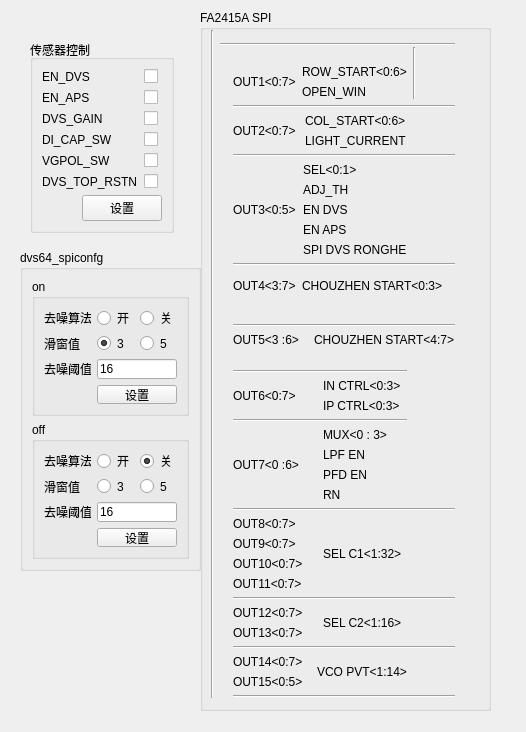
The window that child_window/command_window.ui (3137959601/usb_udp_video_transmission2) describes before a commit, drawn with Qt 5.
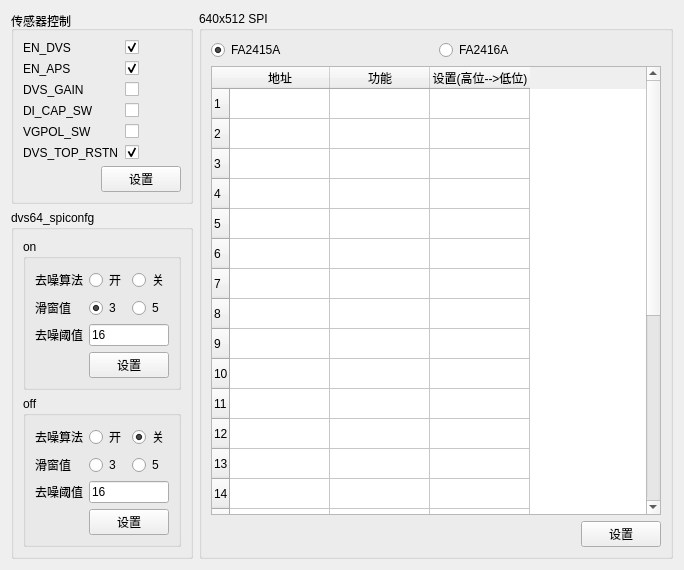
The same window after the commit.

```diff
--- a/child_window/command_window.ui
+++ b/child_window/command_window.ui
@@ -6,22 +6,20 @@
    <rect>
     <x>0</x>
     <y>0</y>
-    <width>526</width>
-    <height>732</height>
+    <width>672</width>
+    <height>542</height>
    </rect>
   </property>
   <property name="windowTitle">
    <string>Form</string>
   </property>
+  <layout class="QGridLayout" name="gridLayout_5">
+   <item row="0" column="0">
+    <layout class="QGridLayout" name="gridLayout_4">
+     <item row="0" column="0">
+      <layout class="QVBoxLayout" name="verticalLayout">
+       <item>
   <widget class="QGroupBox" name="groupBox">
-   <property name="geometry">
-    <rect>
-     <x>30</x>
-     <y>40</y>
-     <width>144</width>
-     <height>193</height>
-    </rect>
-   </property>
    <property name="title">
     <string>传感器控制</string>
    </property>
@@ -40,6 +38,9 @@
         <property name="text">
          <string/>
         </property>
+              <property name="checked">
+               <bool>true</bool>
+              </property>
         <property name="tristate">
          <bool>false</bool>
         </property>
@@ -57,6 +58,9 @@
         <property name="text">
          <string/>
         </property>
+              <property name="checked">
+               <bool>true</bool>
+              </property>
        </widget>
       </item>
       <item row="2" column="0">
@@ -113,6 +117,9 @@
         <property name="text">
          <string/>
         </property>
+              <property name="checked">
+               <bool>true</bool>
+              </property>
        </widget>
       </item>
      </layout>
@@ -139,416 +146,9 @@
     </item>
    </layout>
   </widget>
-  <widget class="QGroupBox" name="groupBox_2">
-   <property name="geometry">
-    <rect>
-     <x>200</x>
-     <y>10</y>
-     <width>291</width>
-     <height>701</height>
-    </rect>
-   </property>
-   <property name="title">
-    <string>FA2415A SPI</string>
-   </property>
-   <widget class="QWidget" name="layoutWidget">
-    <property name="geometry">
-     <rect>
-      <x>11</x>
-      <y>20</y>
-      <width>244</width>
-      <height>668</height>
-     </rect>
-    </property>
-    <layout class="QGridLayout" name="gridLayout_13">
-     <item row="0" column="0" rowspan="28">
-      <widget class="Line" name="line_12">
-       <property name="orientation">
-        <enum>Qt::Vertical</enum>
-       </property>
-      </widget>
-     </item>
-     <item row="0" column="1" rowspan="2" colspan="4">
-      <widget class="Line" name="line_13">
-       <property name="orientation">
-        <enum>Qt::Horizontal</enum>
-       </property>
-      </widget>
-     </item>
-     <item row="1" column="3" rowspan="2" colspan="2">
-      <widget class="Line" name="line_11">
-       <property name="orientation">
-        <enum>Qt::Vertical</enum>
-       </property>
-      </widget>
-     </item>
-     <item row="2" column="2">
-      <layout class="QGridLayout" name="gridLayout_3">
-       <item row="0" column="0" rowspan="2">
-        <widget class="QLabel" name="label_7">
-         <property name="text">
-          <string>OUT1&lt;0:7&gt;</string>
-         </property>
-        </widget>
-       </item>
-       <item row="0" column="1">
-        <widget class="QLabel" name="label_22">
-         <property name="text">
-          <string>ROW_START&lt;0:6&gt;</string>
-         </property>
-        </widget>
-       </item>
-       <item row="1" column="1">
-        <widget class="QLabel" name="label_23">
-         <property name="text">
-          <string>OPEN_WIN</string>
-         </property>
-        </widget>
-       </item>
-      </layout>
-     </item>
-     <item row="3" column="2" colspan="3">
-      <widget class="Line" name="line">
-       <property name="orientation">
-        <enum>Qt::Horizontal</enum>
-       </property>
-      </widget>
-     </item>
-     <item row="4" column="2" rowspan="2">
-      <layout class="QGridLayout" name="gridLayout_4">
-       <item row="1" column="1">
-        <widget class="QLabel" name="label_25">
-         <property name="text">
-          <string>LIGHT_CURRENT</string>
-         </property>
-        </widget>
-       </item>
-       <item row="0" column="1">
-        <widget class="QLabel" name="label_24">
-         <property name="text">
-          <string>COL_START&lt;0:6&gt;</string>
-         </property>
-        </widget>
-       </item>
-       <item row="0" column="0" rowspan="2">
-        <widget class="QLabel" name="label_8">
-         <property name="text">
-          <string>OUT2&lt;0:7&gt;</string>
-         </property>
-        </widget>
-       </item>
-      </layout>
-     </item>
-     <item row="6" column="2" colspan="3">
-      <widget class="Line" name="line_2">
-       <property name="orientation">
-        <enum>Qt::Horizontal</enum>
-       </property>
-      </widget>
-     </item>
-     <item row="7" column="2" rowspan="2">
-      <layout class="QGridLayout" name="gridLayout_5">
-       <item row="0" column="1">
-        <widget class="QLabel" name="label_26">
-         <property name="text">
-          <string>SEL&lt;0:1&gt;</string>
-         </property>
-        </widget>
-       </item>
-       <item row="1" column="1">
-        <widget class="QLabel" name="label_29">
-         <property name="text">
-          <string>ADJ_TH</string>
-         </property>
-        </widget>
-       </item>
-       <item row="2" column="0">
-        <widget class="QLabel" name="label_9">
-         <property name="text">
-          <string>OUT3&lt;0:5&gt;</string>
-         </property>
-        </widget>
-       </item>
-       <item row="2" column="1">
-        <widget class="QLabel" name="label_28">
-         <property name="text">
-          <string>EN DVS</string>
-         </property>
-        </widget>
-       </item>
-       <item row="3" column="1">
-        <widget class="QLabel" name="label_27">
-         <property name="text">
-          <string>EN APS</string>
-         </property>
-        </widget>
-       </item>
-       <item row="4" column="1">
-        <widget class="QLabel" name="label_30">
-         <property name="text">
-          <string>SPI DVS RONGHE</string>
-         </property>
-        </widget>
-       </item>
-      </layout>
-     </item>
-     <item row="9" column="2" colspan="3">
-      <widget class="Line" name="line_3">
-       <property name="orientation">
-        <enum>Qt::Horizontal</enum>
-       </property>
-      </widget>
-     </item>
-     <item row="10" column="2" rowspan="2" colspan="2">
-      <layout class="QGridLayout" name="gridLayout_6">
-       <item row="0" column="0">
-        <widget class="QLabel" name="label_10">
-         <property name="text">
-          <string>OUT4&lt;3:7&gt;</string>
-         </property>
-        </widget>
-       </item>
-       <item row="0" column="1">
-        <widget class="QLabel" name="label_33">
-         <property name="text">
-          <string>CHOUZHEN START&lt;0:3&gt;</string>
-         </property>
-        </widget>
-       </item>
-      </layout>
-     </item>
-     <item row="13" column="2" colspan="3">
-      <widget class="Line" name="line_4">
-       <property name="orientation">
-        <enum>Qt::Horizontal</enum>
-       </property>
-      </widget>
-     </item>
-     <item row="14" column="2" colspan="3">
-      <layout class="QGridLayout" name="gridLayout_7">
-       <item row="0" column="0">
-        <widget class="QLabel" name="label_11">
-         <property name="text">
-          <string>OUT5&lt;3 :6&gt;</string>
-         </property>
-        </widget>
-       </item>
-       <item row="0" column="1">
-        <widget class="QLabel" name="label_32">
-         <property name="text">
-          <string>CHOUZHEN START&lt;4:7&gt;</string>
-         </property>
-        </widget>
-       </item>
-      </layout>
-     </item>
-     <item row="16" column="2">
-      <layout class="QGridLayout" name="gridLayout_12">
-       <item row="1" column="1">
-        <widget class="QLabel" name="label_31">
-         <property name="text">
-          <string>IN CTRL&lt;0:3&gt;</string>
-         </property>
-        </widget>
-       </item>
-       <item row="1" column="0" rowspan="2">
-        <widget class="QLabel" name="label_12">
-         <property name="text">
-          <string>OUT6&lt;0:7&gt;</string>
-         </property>
-        </widget>
-       </item>
-       <item row="2" column="1">
-        <widget class="QLabel" name="label_34">
-         <property name="text">
-          <string>IP CTRL&lt;0:3&gt;</string>
-         </property>
-        </widget>
-       </item>
-       <item row="0" column="0" colspan="2">
-        <widget class="Line" name="line_5">
-         <property name="orientation">
-          <enum>Qt::Horizontal</enum>
-         </property>
-        </widget>
-       </item>
-       <item row="3" column="0" colspan="2">
-        <widget class="Line" name="line_6">
-         <property name="orientation">
-          <enum>Qt::Horizontal</enum>
-         </property>
-        </widget>
-       </item>
-      </layout>
-     </item>
-     <item row="17" column="2">
-      <layout class="QGridLayout" name="gridLayout_8">
-       <item row="3" column="1">
-        <widget class="QLabel" name="label_40">
-         <property name="text">
-          <string>RN</string>
-         </property>
-        </widget>
-       </item>
-       <item row="1" column="1">
-        <widget class="QLabel" name="label_36">
-         <property name="text">
-          <string>LPF EN</string>
-         </property>
-        </widget>
-       </item>
-       <item row="1" column="0" rowspan="2">
-        <widget class="QLabel" name="label_13">
-         <property name="text">
-          <string>OUT7&lt;0 :6&gt;</string>
-         </property>
-        </widget>
-       </item>
-       <item row="2" column="1">
-        <widget class="QLabel" name="label_35">
-         <property name="text">
-          <string>PFD EN</string>
-         </property>
-        </widget>
-       </item>
-       <item row="0" column="1">
-        <widget class="QLabel" name="label_37">
-         <property name="text">
-          <string>MUX&lt;0 : 3&gt;</string>
-         </property>
-        </widget>
-       </item>
-      </layout>
-     </item>
-     <item row="18" column="2" colspan="3">
-      <widget class="Line" name="line_7">
-       <property name="orientation">
-        <enum>Qt::Horizontal</enum>
-       </property>
-      </widget>
-     </item>
-     <item row="19" column="2" rowspan="2">
-      <layout class="QGridLayout" name="gridLayout_9">
-       <item row="0" column="0">
-        <widget class="QLabel" name="label_14">
-         <property name="text">
-          <string>OUT8&lt;0:7&gt;</string>
-         </property>
-        </widget>
-       </item>
-       <item row="3" column="0">
-        <widget class="QLabel" name="label_17">
-         <property name="text">
-          <string>OUT11&lt;0:7&gt;</string>
-         </property>
-        </widget>
-       </item>
-       <item row="2" column="0">
-        <widget class="QLabel" name="label_16">
-         <property name="text">
-          <string>OUT10&lt;0:7&gt;</string>
-         </property>
-        </widget>
-       </item>
-       <item row="1" column="0">
-        <widget class="QLabel" name="label_15">
-         <property name="text">
-          <string>OUT9&lt;0:7&gt;</string>
-         </property>
-        </widget>
-       </item>
-       <item row="1" column="1" rowspan="2">
-        <widget class="QLabel" name="label_38">
-         <property name="text">
-          <string>SEL C1&lt;1:32&gt;</string>
-         </property>
-        </widget>
-       </item>
-      </layout>
-     </item>
-     <item row="21" column="2" colspan="3">
-      <widget class="Line" name="line_8">
-       <property name="orientation">
-        <enum>Qt::Horizontal</enum>
-       </property>
-      </widget>
-     </item>
-     <item row="22" column="2" rowspan="2">
-      <layout class="QGridLayout" name="gridLayout_10">
-       <item row="1" column="0">
-        <widget class="QLabel" name="label_19">
-         <property name="text">
-          <string>OUT13&lt;0:7&gt;</string>
-         </property>
-        </widget>
-       </item>
-       <item row="0" column="0">
-        <widget class="QLabel" name="label_18">
-         <property name="text">
-          <string>OUT12&lt;0:7&gt;</string>
-         </property>
-        </widget>
-       </item>
-       <item row="0" column="1" rowspan="2">
-        <widget class="QLabel" name="label_39">
-         <property name="text">
-          <string>SEL C2&lt;1:16&gt;</string>
-         </property>
-        </widget>
-       </item>
-      </layout>
-     </item>
-     <item row="24" column="2" colspan="3">
-      <widget class="Line" name="line_9">
-       <property name="orientation">
-        <enum>Qt::Horizontal</enum>
-       </property>
-      </widget>
-     </item>
-     <item row="25" column="2" rowspan="2">
-      <layout class="QGridLayout" name="gridLayout_11">
-       <item row="0" column="1" rowspan="2">
-        <widget class="QLabel" name="label_41">
-         <property name="text">
-          <string>VCO PVT&lt;1:14&gt;</string>
-         </property>
-        </widget>
-       </item>
-       <item row="1" column="0">
-        <widget class="QLabel" name="label_21">
-         <property name="text">
-          <string>OUT15&lt;0:5&gt;</string>
-         </property>
-        </widget>
-       </item>
-       <item row="0" column="0">
-        <widget class="QLabel" name="label_20">
-         <property name="text">
-          <string>OUT14&lt;0:7&gt;</string>
-         </property>
-        </widget>
-       </item>
-      </layout>
-     </item>
-     <item row="27" column="2" colspan="3">
-      <widget class="Line" name="line_10">
-       <property name="orientation">
-        <enum>Qt::Horizontal</enum>
-       </property>
-      </widget>
-     </item>
-    </layout>
-   </widget>
-  </widget>
+       </item>
+       <item>
   <widget class="QGroupBox" name="groupBox_3">
-   <property name="geometry">
-    <rect>
-     <x>20</x>
-     <y>250</y>
-     <width>181</width>
-     <height>321</height>
-    </rect>
-   </property>
    <property name="title">
     <string>dvs64_spiconfg</string>
    </property>
@@ -760,9 +360,229 @@
     </item>
    </layout>
   </widget>
-  <zorder>groupBox_2</zorder>
-  <zorder>groupBox</zorder>
-  <zorder>groupBox_3</zorder>
+       </item>
+      </layout>
+     </item>
+     <item row="0" column="1">
+      <widget class="QGroupBox" name="groupBox_6">
+       <property name="title">
+        <string>640x512 SPI</string>
+       </property>
+       <layout class="QGridLayout" name="gridLayout_3">
+        <item row="0" column="0">
+         <layout class="QHBoxLayout" name="horizontalLayout_2">
+          <item>
+           <widget class="QRadioButton" name="FA2415ArB">
+            <property name="text">
+             <string>FA2415A</string>
+            </property>
+            <property name="checked">
+             <bool>true</bool>
+            </property>
+           </widget>
+          </item>
+          <item>
+           <widget class="QRadioButton" name="FA2416ArB">
+            <property name="text">
+             <string>FA2416A</string>
+            </property>
+            <property name="checked">
+             <bool>false</bool>
+            </property>
+           </widget>
+          </item>
+         </layout>
+        </item>
+        <item row="1" column="0">
+         <layout class="QGridLayout" name="gridLayout_19">
+          <item row="1" column="0">
+           <layout class="QHBoxLayout" name="horizontalLayout">
+            <item>
+             <spacer name="horizontalSpacer_4">
+              <property name="orientation">
+               <enum>Qt::Horizontal</enum>
+              </property>
+              <property name="sizeHint" stdset="0">
+               <size>
+                <width>40</width>
+                <height>20</height>
+               </size>
+              </property>
+             </spacer>
+            </item>
+            <item>
+             <widget class="QPushButton" name="FA2415ASetpB">
+              <property name="text">
+               <string>设置</string>
+              </property>
+             </widget>
+            </item>
+           </layout>
+          </item>
+          <item row="0" column="0">
+           <widget class="QTableWidget" name="tableCommands">
+            <property name="minimumSize">
+             <size>
+              <width>450</width>
+              <height>0</height>
+             </size>
+            </property>
+            <attribute name="horizontalHeaderCascadingSectionResizes">
+             <bool>false</bool>
+            </attribute>
+            <attribute name="verticalHeaderCascadingSectionResizes">
+             <bool>false</bool>
+            </attribute>
+            <row>
+             <property name="text">
+              <string>1</string>
+             </property>
+            </row>
+            <row>
+             <property name="text">
+              <string>2</string>
+             </property>
+            </row>
+            <row>
+             <property name="text">
+              <string>3</string>
+             </property>
+            </row>
+            <row>
+             <property name="text">
+              <string>4</string>
+             </property>
+            </row>
+            <row>
+             <property name="text">
+              <string>5</string>
+             </property>
+            </row>
+            <row>
+             <property name="text">
+              <string>6</string>
+             </property>
+            </row>
+            <row>
+             <property name="text">
+              <string>7</string>
+             </property>
+            </row>
+            <row>
+             <property name="text">
+              <string>8</string>
+             </property>
+            </row>
+            <row>
+             <property name="text">
+              <string>9</string>
+             </property>
+            </row>
+            <row>
+             <property name="text">
+              <string>10</string>
+             </property>
+            </row>
+            <row>
+             <property name="text">
+              <string>11</string>
+             </property>
+            </row>
+            <row>
+             <property name="text">
+              <string>12</string>
+             </property>
+            </row>
+            <row>
+             <property name="text">
+              <string>13</string>
+             </property>
+            </row>
+            <row>
+             <property name="text">
+              <string>14</string>
+             </property>
+            </row>
+            <row>
+             <property name="text">
+              <string>15</string>
+             </property>
+            </row>
+            <row>
+             <property name="text">
+              <string>16</string>
+             </property>
+            </row>
+            <row>
+             <property name="text">
+              <string>17</string>
+             </property>
+            </row>
+            <row>
+             <property name="text">
+              <string>18</string>
+             </property>
+            </row>
+            <row>
+             <property name="text">
+              <string>19</string>
+             </property>
+            </row>
+            <row>
+             <property name="text">
+              <string>20</string>
+             </property>
+            </row>
+            <row>
+             <property name="text">
+              <string>21</string>
+             </property>
+            </row>
+            <row>
+             <property name="text">
+              <string>22</string>
+             </property>
+            </row>
+            <row>
+             <property name="text">
+              <string>23</string>
+             </property>
+            </row>
+            <row>
+             <property name="text">
+              <string>24</string>
+             </property>
+            </row>
+            <row>
+             <property name="text">
+              <string>25</string>
+             </property>
+            </row>
+            <column>
+             <property name="text">
+              <string>地址</string>
+             </property>
+            </column>
+            <column>
+             <property name="text">
+              <string>功能</string>
+             </property>
+            </column>
+            <column>
+             <property name="text">
+              <string>设置(高位--&gt;低位)</string>
+             </property>
+            </column>
+           </widget>
+          </item>
+         </layout>
+        </item>
+       </layout>
+      </widget>
+     </item>
+    </layout>
+   </item>
+  </layout>
  </widget>
  <resources/>
  <connections/>
```
Lines whose indentation alone changed are shown as unchanged.
